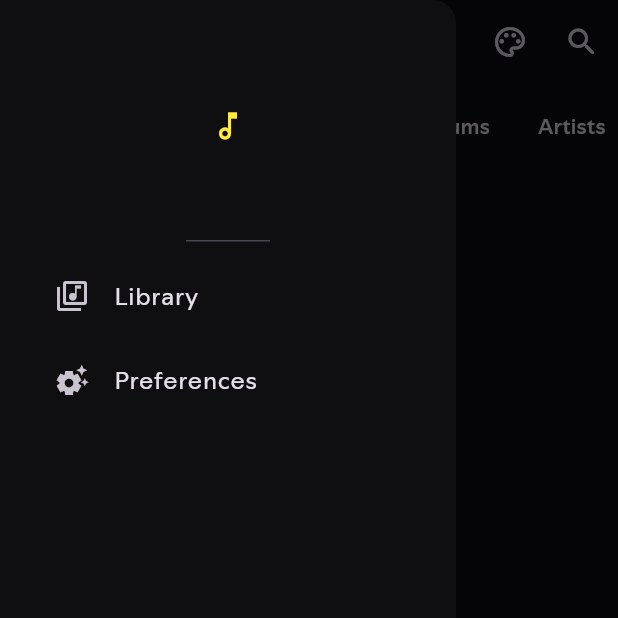
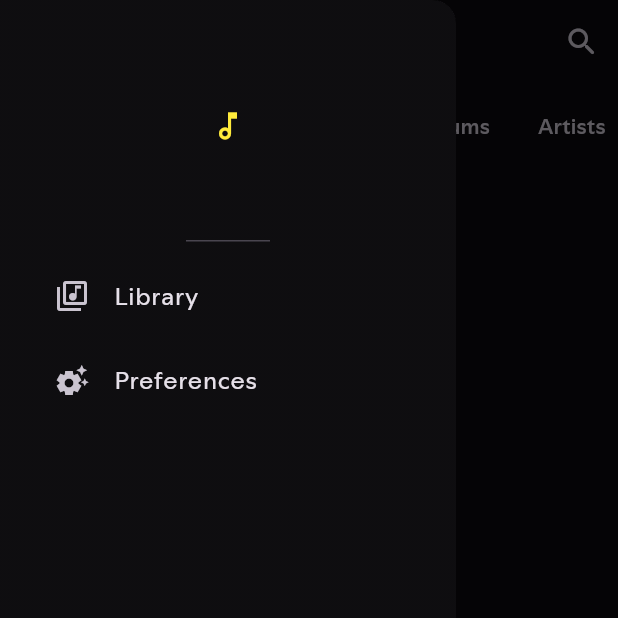
Before and after one commit to CovenantJunior/vibe, a Flutter app: the screen it shows after launch, with the side drawer open, on a phone screen of 412 x 824 dp, the top half of it. Run offline on Flutter 3.47's test engine with Material 3 defaults, Android fonts, the light colour scheme and no system bars; our stand-ins replace flutter_animate, fluttertoast, isar, just_audio, lottie, on_audio_query and 1 more; accounts and stored records are empty; generated files the repository leaves out were written again; project files that could hold a hidden picture were left out.

Commit message:
little tweaks

```diff
--- a/lib/components/vibe_drawer_tile.dart
+++ b/lib/components/vibe_drawer_tile.dart
@@ -22,6 +22,7 @@ class VibeDrawerTile extends StatelessWidget {
         title: Text(
           title,
           style: const TextStyle(
+            fontSize: 16,
             fontFamily: 'SpotifyMix'
           ),
         ),
--- a/lib/layouts/vibe_homepage.dart
+++ b/lib/layouts/vibe_homepage.dart
@@ -87,6 +87,7 @@ class _HomePageState extends State<HomePage> with SingleTickerProviderStateMixin
             Text(
               'Let\'s Vibe',
               style: TextStyle(
+                fontSize: 18,
                 fontFamily: 'SpotifyMix',
                 fontWeight: FontWeight.w500,
               ),
@@ -158,13 +159,13 @@ class _HomePageState extends State<HomePage> with SingleTickerProviderStateMixin
           ]
         ),
         actions: [
-          Tooltip(
+          /* Tooltip(
             message: "Theme",
             child: IconButton(
               onPressed: search,
               icon: const Icon(Icons.color_lens_outlined)
             ),
-          ),
+          ), */
           Tooltip(
             message: "Search",
             child: IconButton(
```
